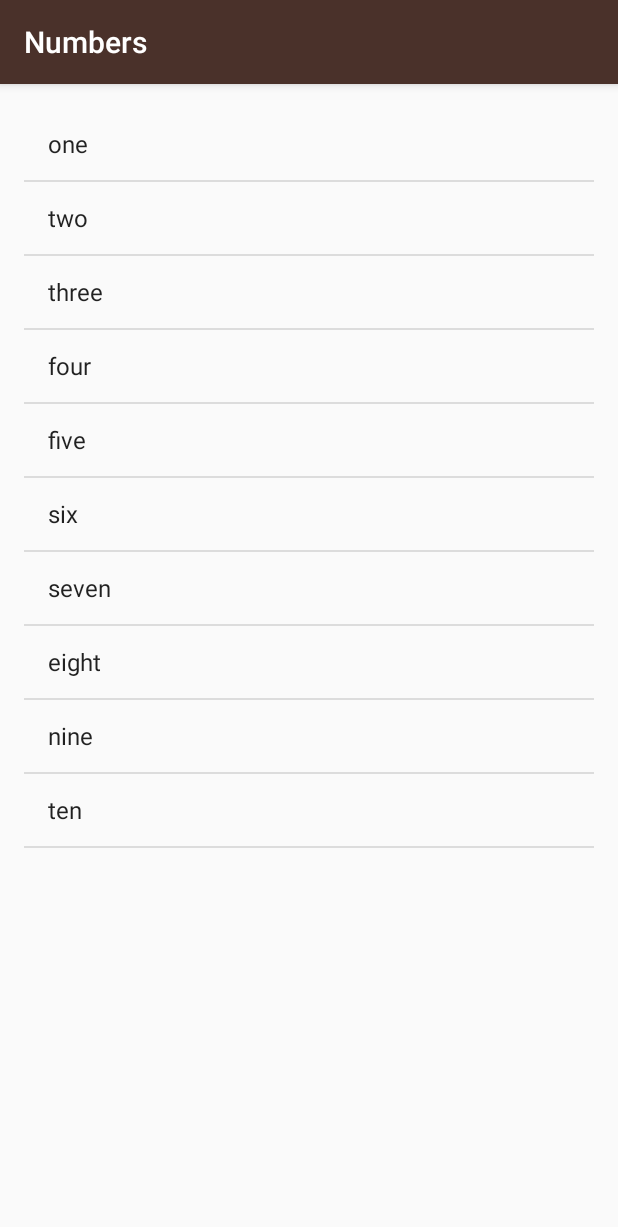
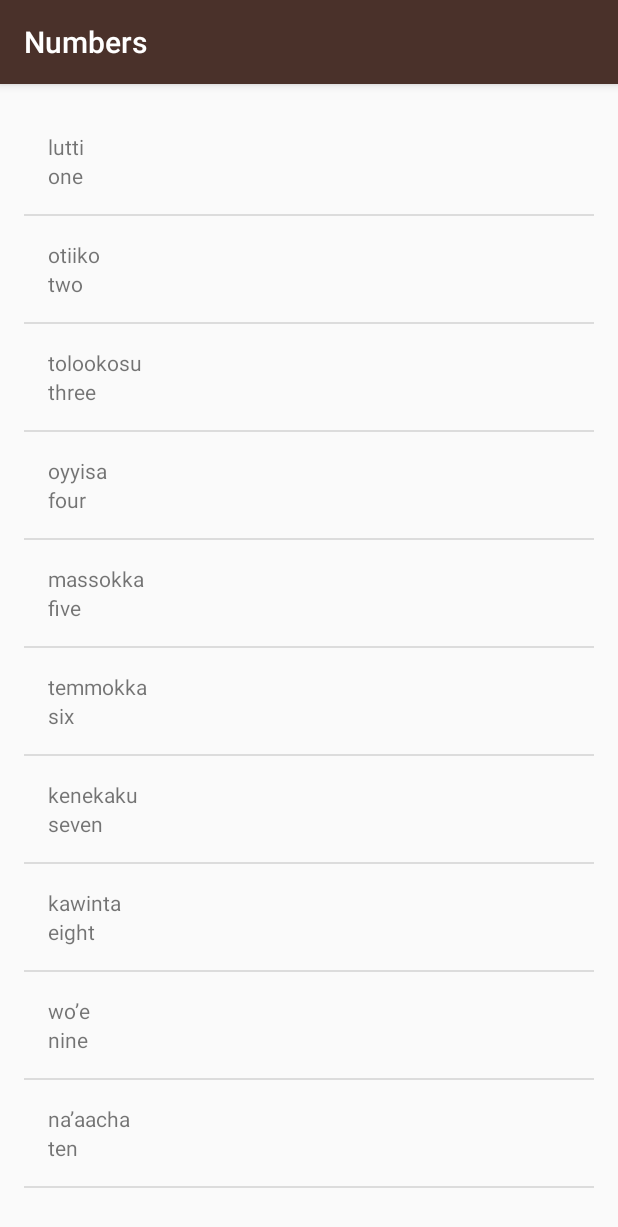
Before and after one commit to moritzm/Miwok, an Android app: the NumbersActivity screen opened directly, with no data from a screen before it, on a phone screen of 412 x 824 dp. Shown: the top 1227 px of the screen. Run offline under Robolectric (Android 15) with nearby library versions, the light colour scheme and no system bars.

Commit message:
use custom adapter for inflating custom view and word list

```diff
--- a/app/src/main/java/com/example/android/miwok/NumbersActivity.java
+++ b/app/src/main/java/com/example/android/miwok/NumbersActivity.java
@@ -2,12 +2,7 @@ package com.example.android.miwok;
 
 import android.os.Bundle;
 import android.support.v7.app.AppCompatActivity;
-import android.view.View;
-import android.widget.AdapterView;
-import android.widget.ArrayAdapter;
 import android.widget.ListView;
-import android.widget.TextView;
-import android.widget.Toast;
 
 import java.util.ArrayList;
 
@@ -18,30 +13,30 @@ public class NumbersActivity extends AppCompatActivity {
         super.onCreate(savedInstanceState);
         setContentView(R.layout.activity_numbers);
 
-        ArrayList<String> words = new ArrayList<String>();
-        words.add("one");
-        words.add("two");
-        words.add("three");
-        words.add("four");
-        words.add("five");
-        words.add("six");
-        words.add("seven");
-        words.add("eight");
-        words.add("nine");
-        words.add("ten");
+        // Create a list of words
+        ArrayList<Word> words = new ArrayList<Word>();
+        words.add(new Word("one", "lutti"));
+        words.add(new Word("two", "otiiko"));
+        words.add(new Word("three", "tolookosu"));
+        words.add(new Word("four", "oyyisa"));
+        words.add(new Word("five", "massokka"));
+        words.add(new Word("six", "temmokka"));
+        words.add(new Word("seven", "kenekaku"));
+        words.add(new Word("eight", "kawinta"));
+        words.add(new Word("nine", "wo’e"));
+        words.add(new Word("ten", "na’aacha"));
 
-        ArrayAdapter<String> itemsAdapter = new ArrayAdapter<>(this, android.R.layout.simple_list_item_1, words);
+        // Create an {@link WordAdapter}, whose data source is a list of {@link Word}s. The
+        // adapter knows how to create list items for each item in the list.
+        WordAdapter adapter = new WordAdapter(this, words);
 
-        final ListView listView = (ListView) findViewById(R.id.list);
+        // Find the {@link ListView} object in the view hierarchy of the {@link Activity}.
+        // There should be a {@link ListView} with the view ID called list, which is declared in the
+        // activity_numbers.xml layout file.
+        ListView listView = (ListView) findViewById(R.id.list);
 
-        listView.setAdapter(itemsAdapter);
-
-        listView.setOnItemClickListener(new AdapterView.OnItemClickListener() {
-            @Override
-            public void onItemClick(AdapterView<?> parent, View view, int position, long id) {
-                TextView text = (TextView) view;
-                Toast.makeText(NumbersActivity.this, "Clicked: " + text.getText().toString(), Toast.LENGTH_SHORT).show();
-            }
-        });
+        // Make the {@link ListView} use the {@link WordAdapter} we created above, so that the
+        // {@link ListView} will display list items for each {@link Word} in the list.
+        listView.setAdapter(adapter);
     }
 }
--- /dev/null
+++ b/app/src/main/java/com/example/android/miwok/Word.java
@@ -0,0 +1,45 @@
+package com.example.android.miwok;
+
+/**
+ * Created by moritzmoldenhauer on 20/01/2017.
+ */
+
+/**
+ * {@link Word} represents a vocabulary word that the user wants to learn.
+ * It contains a default translation and a Miwok translation for that word.
+ */
+public class Word {
+
+    /** Default translation for the word */
+    private String mDefaultTranslation;
+
+    /** Miwok translation for the word */
+    private String mMiwokTranslation;
+
+    /**
+     * Create a new Word object.
+     *
+     * @param defaultTranslation is the word in a language that the user is already familiar with
+     *                           (such as English)
+     * @param miwokTranslation is the word in the Miwok language
+     */
+    public Word(String defaultTranslation, String miwokTranslation) {
+        mDefaultTranslation = defaultTranslation;
+        mMiwokTranslation = miwokTranslation;
+    }
+
+    /**
+     * Get the default translation of the word.
+     */
+    public String getDefaultTranslation() {
+        return mDefaultTranslation;
+    }
+
+    /**
+     * Get the Miwok translation of the word.
+     */
+    public String getMiwokTranslation() {
+        return mMiwokTranslation;
+    }
+
+}
--- /dev/null
+++ b/app/src/main/java/com/example/android/miwok/WordAdapter.java
@@ -0,0 +1,45 @@
+package com.example.android.miwok;
+
+import android.content.Context;
+import android.support.annotation.NonNull;
+import android.view.LayoutInflater;
+import android.view.View;
+import android.view.ViewGroup;
+import android.widget.ArrayAdapter;
+import android.widget.TextView;
+
+import java.util.ArrayList;
+
+/**
+ * Created by moritzmoldenhauer on 20/01/2017.
+ */
+
+public class WordAdapter extends ArrayAdapter<Word> {
+
+
+    ArrayList<Word> words = new ArrayList<>();
+    public WordAdapter(Context context, ArrayList<Word> list) {
+        super(context, 0, list);
+        words.addAll(list);
+    }
+
+    @NonNull
+    @Override
+    public View getView(int position, View convertView, ViewGroup parent) {
+
+        View view = convertView;
+
+        if(view == null) {
+            view = LayoutInflater.from(getContext()).inflate(
+                    R.layout.list_item, parent, false);
+        }
+
+        TextView defaultText = (TextView) view.findViewById(R.id.default_text_View);
+        defaultText.setText(words.get(position).getDefaultTranslation());
+
+        TextView miwokText = (TextView) view.findViewById(R.id.miwok_text_view);
+        miwokText.setText(words.get(position).getMiwokTranslation());
+
+        return view;
+    }
+}
--- /dev/null
+++ b/app/src/main/res/layout/list_item.xml
@@ -0,0 +1,19 @@
+<?xml version="1.0" encoding="utf-8"?>
+<LinearLayout xmlns:android="http://schemas.android.com/apk/res/android"
+    android:orientation="vertical" android:layout_width="match_parent"
+    android:layout_height="match_parent"
+    xmlns:tools="http://schemas.android.com/tools"
+    android:padding="16dp">
+
+    <TextView
+        android:layout_width="match_parent"
+        android:layout_height="wrap_content"
+        android:id="@+id/miwok_text_view"
+        tools:text="lutti"/>
+
+    <TextView
+        android:layout_width="match_parent"
+        android:layout_height="wrap_content"
+        android:id="@+id/default_text_View"
+        tools:text="one"/>
+</LinearLayout>
```
